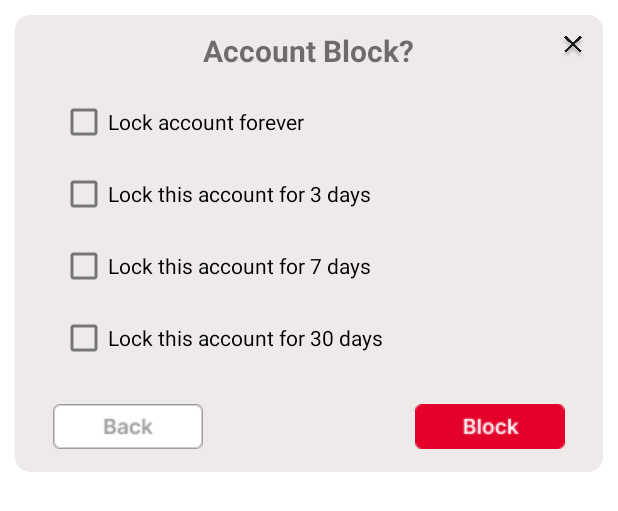
After one commit to XuanHoa2307/Group07_IntroSE_ReviewFood, an Android app: the layout custome_dialog_account_block.xml on its own in the app's theme, with its tools: preview values and no code run, on a phone screen of 412 x 824 dp. The commit adds this screen. Shown: the top 511 px of the screen. Run offline under Robolectric (Android 15) with nearby library versions, the light colour scheme and no system bars; Roboto replaces fonts that are not available here.

Commit message:
add UI xem chi tiet user, add dialog account block

```diff
--- a/ReviewFood/app/src/main/AndroidManifest.xml
+++ b/ReviewFood/app/src/main/AndroidManifest.xml
@@ -54,6 +54,9 @@
         <activity
             android:name=".MainActivityAdmin"
             android:exported="false" />
+        <activity
+            android:name=".DetailUserActivity"
+            android:exported="false" />
     </application>
 
 </manifest>
--- /dev/null
+++ b/ReviewFood/app/src/main/res/drawable/border_dialog.xml
@@ -0,0 +1,9 @@
+<!-- res/drawable/border_background.xml -->
+<shape xmlns:android="http://schemas.android.com/apk/res/android"
+    android:shape="rectangle">
+    <corners android:radius="10dp" /> <!-- Điều này là tùy chọn, làm cho góc tròn -->
+    <solid android:color="#EFEAEA" /> <!-- Màu nền của layout -->
+    <stroke
+        android:width="0dp"
+        android:color="#000000" /> <!-- Màu của đường viền -->
+</shape>
--- /dev/null
+++ b/ReviewFood/app/src/main/res/layout/custome_dialog_account_block.xml
@@ -0,0 +1,96 @@
+<?xml version="1.0" encoding="utf-8"?>
+<RelativeLayout xmlns:android="http://schemas.android.com/apk/res/android"
+    android:layout_width="match_parent"
+    android:layout_height="match_parent">
+
+    <RelativeLayout
+        android:layout_margin="10dp"
+        android:layout_width="match_parent"
+        android:layout_height="wrap_content"
+        android:background="@drawable/border_dialog"
+        >
+
+        <TextView
+            android:id="@+id/account_block_text_view"
+            android:layout_width="wrap_content"
+            android:layout_height="wrap_content"
+            android:text="Account Block?"
+            android:textStyle="bold"
+            android:textSize="20dp"
+            android:layout_alignParentTop="true"
+            android:layout_marginTop="10dp"
+            android:layout_centerHorizontal="true"/>
+
+
+        <ImageButton
+            android:layout_width="20dp"
+            android:layout_height="20dp"
+            android:layout_alignParentEnd="true"
+            android:layout_alignParentTop="true"
+            android:layout_marginTop="10dp"
+            android:layout_marginEnd="10dp"
+            android:background="@drawable/close_create_post"/>
+
+        <LinearLayout
+            android:id="@+id/checkboxAccountBlock"
+            android:layout_width="match_parent"
+            android:layout_height="wrap_content"
+            android:orientation="vertical"
+            android:layout_below="@+id/account_block_text_view"
+            android:layout_marginTop="10dp"
+            android:layout_marginLeft="30dp"
+            android:layout_marginRight="10dp">
+
+            <CheckBox
+                android:id="@+id/lockForeverCheckbox"
+                android:layout_width="wrap_content"
+                android:layout_height="wrap_content"
+                android:text="Lock account forever"/>
+
+            <CheckBox
+                android:id="@+id/lock3day"
+                android:layout_width="wrap_content"
+                android:layout_height="wrap_content"
+                android:text="Lock this account for 3 days"/>
+
+            <CheckBox
+                android:id="@+id/lock7day"
+                android:layout_width="wrap_content"
+                android:layout_height="wrap_content"
+                android:text="Lock this account for 7 days"/>
+
+            <CheckBox
+                android:id="@+id/lock30day"
+                android:layout_width="wrap_content"
+                android:layout_height="wrap_content"
+                android:text="Lock this account for 30 days"/>
+
+
+        </LinearLayout>
+
+        <ImageButton
+            android:id="@+id/btn_back_accountBlock"
+            android:layout_width="wrap_content"
+            android:layout_height="wrap_content"
+            android:layout_below="@+id/checkboxAccountBlock"
+            android:background="@drawable/back_btn"
+            android:layout_marginBottom="15dp"
+            android:layout_marginStart="25dp"
+            android:layout_alignParentStart="true"
+            android:layout_marginTop="20dp"/>
+
+        <ImageButton
+            android:id="@+id/btn_block_accountBlock"
+            android:layout_width="wrap_content"
+            android:layout_height="wrap_content"
+            android:layout_below="@+id/checkboxAccountBlock"
+            android:background="@drawable/btn_block"
+            android:layout_marginBottom="15dp"
+            android:layout_marginEnd="25dp"
+            android:layout_alignParentEnd="true"
+            android:layout_marginTop="20dp"/>
+
+
+    </RelativeLayout>
+
+</RelativeLayout>
--- /dev/null
+++ b/ReviewFood/app/src/main/res/menu/block_context_menu_admin.xml
@@ -0,0 +1,6 @@
+<?xml version="1.0" encoding="utf-8"?>
+<menu xmlns:android="http://schemas.android.com/apk/res/android">
+    <item
+        android:id="@+id/menu_block_admin"
+        android:title="Block" />
+</menu>
```
Also changed, not shown: ReviewFood/app/src/main/java/com/example/reviewfood/CustomDialog.java (added, +68 -0 lines), ReviewFood/app/src/main/java/com/example/reviewfood/DetailUserActivity.java (added, +163 -0 lines), ReviewFood/app/src/main/java/com/example/reviewfood/HomeAdapter.java (+9 -1 lines), ReviewFood/app/src/main/res/layout/activity_detail_user.xml (added, +45 -0 lines), ReviewFood/app/src/main/res/drawable/back_btn.png (added), ReviewFood/app/src/main/res/drawable/btn_block.png (added), ReviewFood/app/src/main/res/drawable/more.png (added), ReviewFood/app/src/main/res/drawable/next_btn.png (added).
